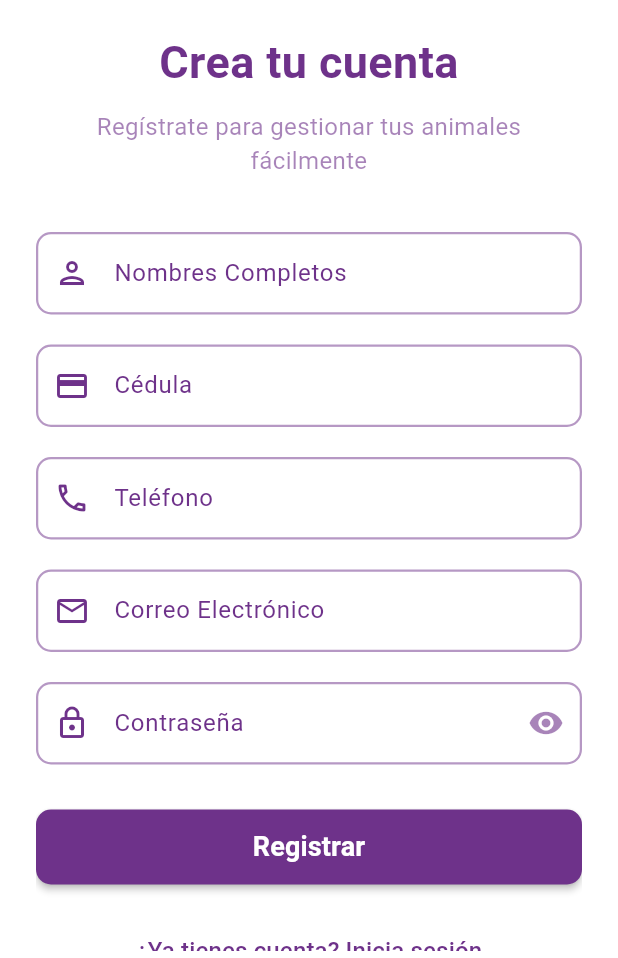
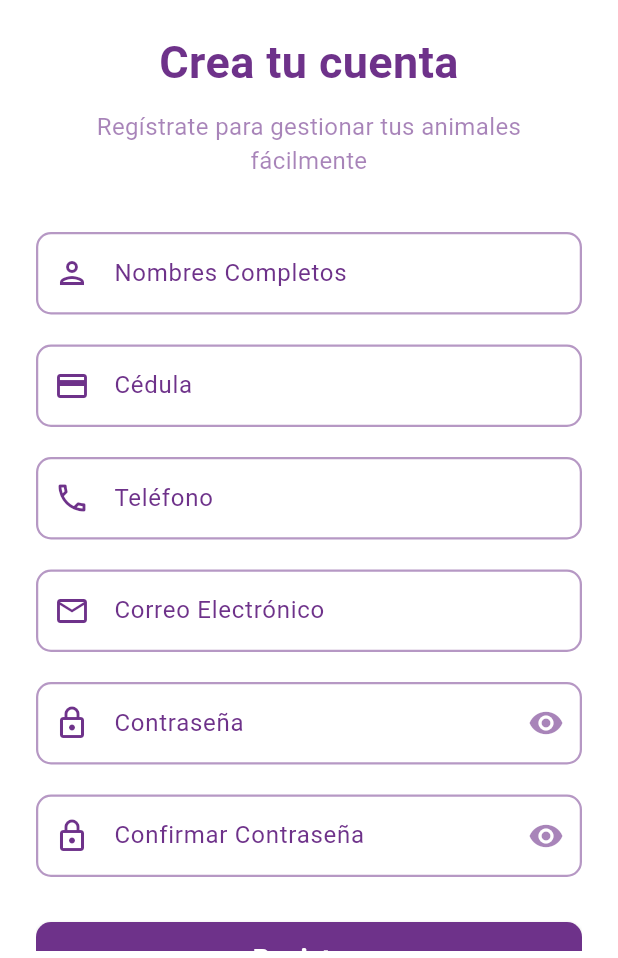
Before and after one commit to Xdennizhu20X/movilizacion_animales, a Flutter app: the RegisterScreen screen opened by its route, on a phone screen of 412 x 824 dp, the part 278-1236 px from its top. Run offline on Flutter 3.47's test engine with Material 3 defaults, Android fonts, the light colour scheme and no system bars; our stand-ins replace connectivity_plus, open_file, shared_preferences, webview_flutter; missing offline and left inert: dart:html; accounts and stored records are empty.

Commit message:
correcion validacion de cedula y confirmar contraseñas

```diff
--- a/lib/screens/register_screen.dart
+++ b/lib/screens/register_screen.dart
@@ -1,4 +1,5 @@
 import 'package:flutter/material.dart';
+import 'package:flutter/services.dart';
 import 'package:http/http.dart' as http;
 import 'dart:convert';
 import 'dart:async';
@@ -17,6 +18,7 @@ class _RegisterScreenState extends State<RegisterScreen> {
   final _telefonoController = TextEditingController();
   final _emailController = TextEditingController();
   final _passwordController = TextEditingController();
+  final _confirmPasswordController = TextEditingController();
   final _formKey = GlobalKey<FormState>();
 
   final FocusNode _nameFocus = FocusNode();
@@ -24,6 +26,7 @@ class _RegisterScreenState extends State<RegisterScreen> {
   final FocusNode _telefonoFocus = FocusNode();
   final FocusNode _emailFocus = FocusNode();
   final FocusNode _passwordFocus = FocusNode();
+  final FocusNode _confirmPasswordFocus = FocusNode();
 
   final Color primaryColor = Color(0xFF6E328A);
   final Color whiteColor = Colors.white;
@@ -32,6 +35,7 @@ class _RegisterScreenState extends State<RegisterScreen> {
 
   bool _isLoading = false;
   bool _obscurePassword = true;
+  bool _obscureConfirmPassword = true;
 
   @override
   void dispose() {
@@ -40,11 +44,13 @@ class _RegisterScreenState extends State<RegisterScreen> {
     _telefonoController.dispose();
     _emailController.dispose();
     _passwordController.dispose();
+    _confirmPasswordController.dispose();
     _nameFocus.dispose();
     _cedulaFocus.dispose();
     _telefonoFocus.dispose();
     _emailFocus.dispose();
     _passwordFocus.dispose();
+    _confirmPasswordFocus.dispose();
     super.dispose();
   }
 
@@ -104,14 +110,17 @@ class _RegisterScreenState extends State<RegisterScreen> {
                   nextFocus: _telefonoFocus,
                   label: 'Cédula',
                   icon: Icons.credit_card_outlined,
-                  keyboardType: TextInputType.number,
+                  keyboardType: TextInputType.text,
+                  inputFormatters: [
+                    FilteringTextInputFormatter.digitsOnly,
+                    LengthLimitingTextInputFormatter(10),
+                  ],
                   validator: (value) {
                     if (value == null || value.trim().isEmpty) {
                       return 'Por favor ingresa tu número de cédula';
                     }
-                    final cleaned = value.replaceAll(RegExp(r'[^0-9]'), '');
-                    if (cleaned.length != 10) {
-                      return 'Cédula debe tener 10 dígitos';
+                    if (value.length != 10) {
+                      return 'La cédula debe tener exactamente 10 dígitos';
                     }
                     return null;
                   },
@@ -164,6 +173,7 @@ class _RegisterScreenState extends State<RegisterScreen> {
                 _buildTextField(
                   controller: _passwordController,
                   focusNode: _passwordFocus,
+                  nextFocus: _confirmPasswordFocus,
                   label: 'Contraseña',
                   icon: Icons.lock_outlined,
                   obscureText: _obscurePassword,
@@ -186,6 +196,38 @@ class _RegisterScreenState extends State<RegisterScreen> {
                     }
                     if (value.length < 6) {
                       return 'La contraseña debe tener al menos 6 caracteres';
+                    }
+                    return null;
+                  },
+                ),
+
+                SizedBox(height: 20),
+
+                _buildTextField(
+                  controller: _confirmPasswordController,
+                  focusNode: _confirmPasswordFocus,
+                  label: 'Confirmar Contraseña',
+                  icon: Icons.lock_outlined,
+                  obscureText: _obscureConfirmPassword,
+                  suffixIcon: IconButton(
+                    icon: Icon(
+                      _obscureConfirmPassword
+                          ? Icons.visibility
+                          : Icons.visibility_off,
+                      color: primaryColor.withOpacity(0.6),
+                    ),
+                    onPressed: () {
+                      setState(() {
+                        _obscureConfirmPassword = !_obscureConfirmPassword;
+                      });
+                    },
+                  ),
+                  validator: (value) {
+                    if (value == null || value.isEmpty) {
+                      return 'Por favor confirma tu contraseña';
+                    }
+                    if (value != _passwordController.text) {
+                      return 'Las contraseñas no coinciden';
                     }
                     return null;
                   },
@@ -250,12 +292,14 @@ class _RegisterScreenState extends State<RegisterScreen> {
     bool obscureText = false,
     Widget? suffixIcon,
     String? Function(String?)? validator,
+    List<TextInputFormatter>? inputFormatters,
   }) {
     return TextFormField(
       controller: controller,
       focusNode: focusNode,
       keyboardType: keyboardType,
       obscureText: obscureText,
+      inputFormatters: inputFormatters,
       style: TextStyle(fontSize: 18, color: primaryColor),
       decoration: InputDecoration(
         labelText: label,
```
Also changed, not shown: lib/screens/request_screen/sections/transporte_section.dart (+6 -3 lines), 1 other file.
